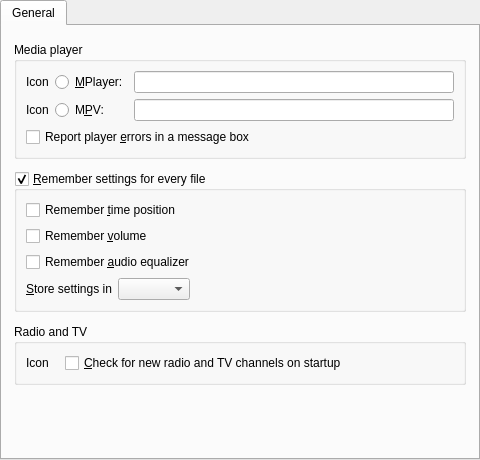
Old version of the form src/gui/pref/general.ui in the repository wilbert2000/wzplayer.
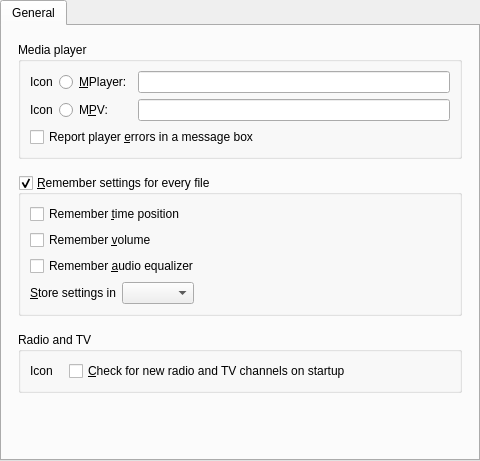
New version of the form. Custom widgets are drawn as their Qt base class.

Diff of the .ui file:
```diff
--- a/src/gui/pref/general.ui
+++ b/src/gui/pref/general.ui
@@ -28,19 +28,19 @@
       </attribute>
       <layout class="QVBoxLayout" name="verticalLayout_2">
        <property name="spacing">
-        <number>12</number>
+        <number>16</number>
        </property>
        <property name="leftMargin">
-        <number>12</number>
+        <number>16</number>
        </property>
        <property name="topMargin">
         <number>16</number>
        </property>
        <property name="rightMargin">
-        <number>12</number>
+        <number>16</number>
        </property>
        <property name="bottomMargin">
-        <number>12</number>
+        <number>16</number>
        </property>
        <item>
         <widget class="QGroupBox" name="player_group">
```
Left out of the diff: 11 changed lines with no effect on the pictures.
